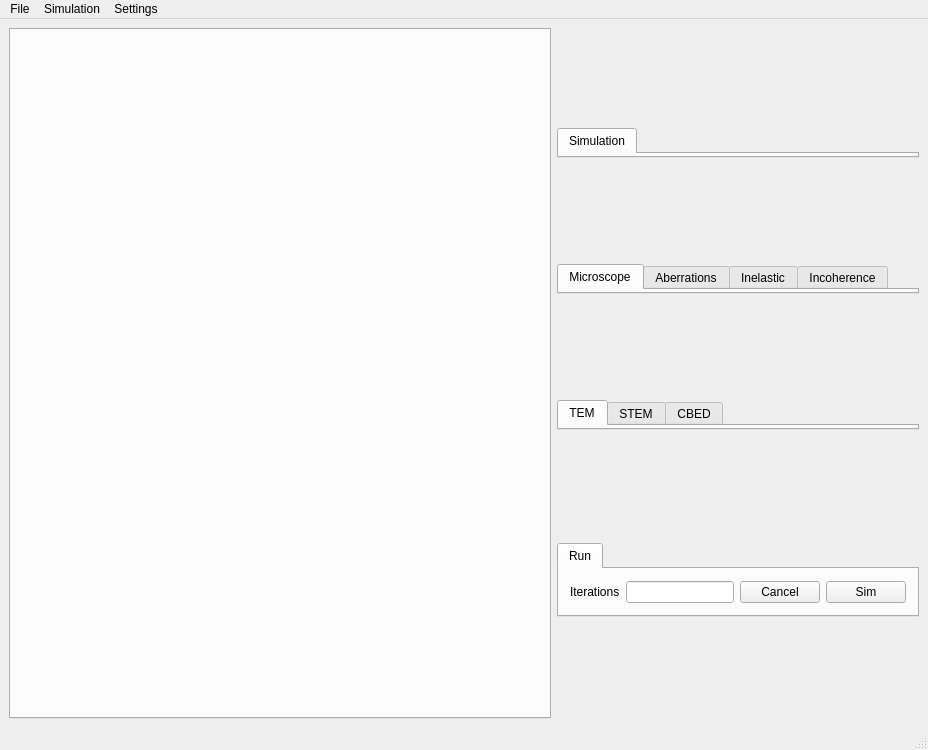
This is src/gui/mainwindow.ui in JJPPeters/clTEM as Qt 5 draws it before an edit. The edited form follows.
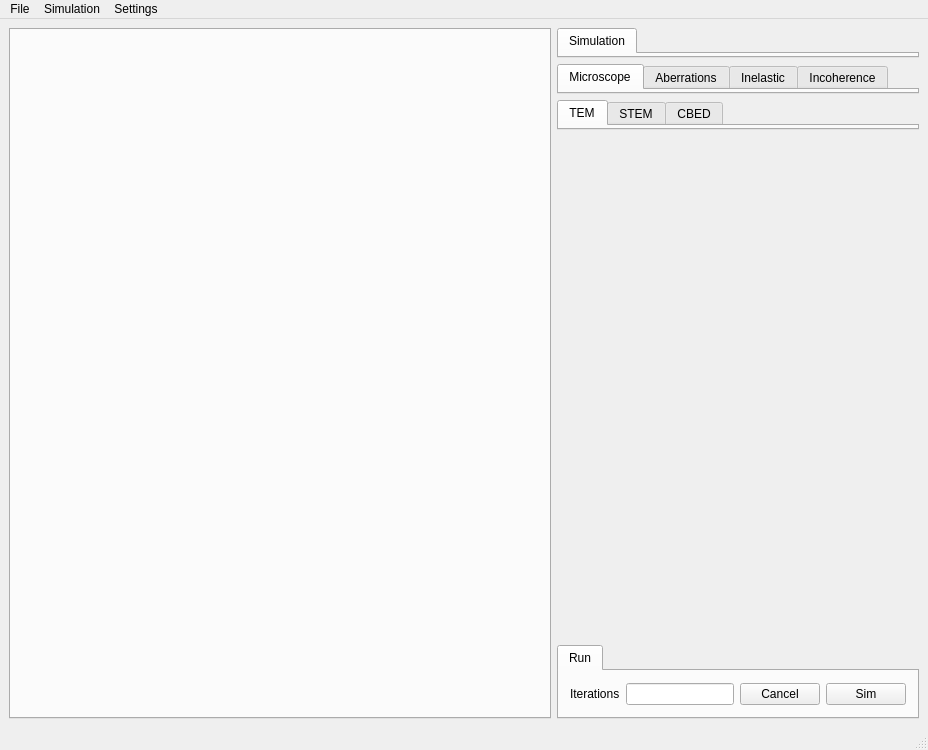
This is the edited form. Custom widgets are drawn as their Qt base class.

What changed in the file:
```diff
--- a/src/gui/mainwindow.ui
+++ b/src/gui/mainwindow.ui
@@ -176,6 +176,12 @@
             <property name="orientation">
              <enum>Qt::Vertical</enum>
             </property>
+            <property name="sizeHint" stdset="0">
+             <size>
+              <width>0</width>
+              <height>0</height>
+             </size>
+            </property>
            </spacer>
           </item>
           <item>
```
Left out of the diff: 7 changed lines with no effect on the pictures.
